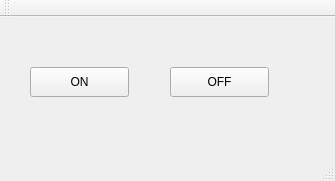
Old version of the form mainwindow.ui in the repository mouaiadsalaas/RPI-QT-wiringPi.
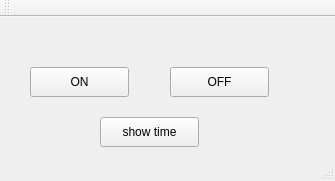
New version of the form.

Diff of the .ui file:
```diff
--- a/mainwindow.ui
+++ b/mainwindow.ui
@@ -40,6 +40,19 @@
      <string>OFF</string>
     </property>
    </widget>
+   <widget class="QPushButton" name="ShowTime">
+    <property name="geometry">
+     <rect>
+      <x>100</x>
+      <y>100</y>
+      <width>99</width>
+      <height>30</height>
+     </rect>
+    </property>
+    <property name="text">
+     <string>show time</string>
+    </property>
+   </widget>
   </widget>
   <widget class="QMenuBar" name="menuBar">
    <property name="geometry">
```
